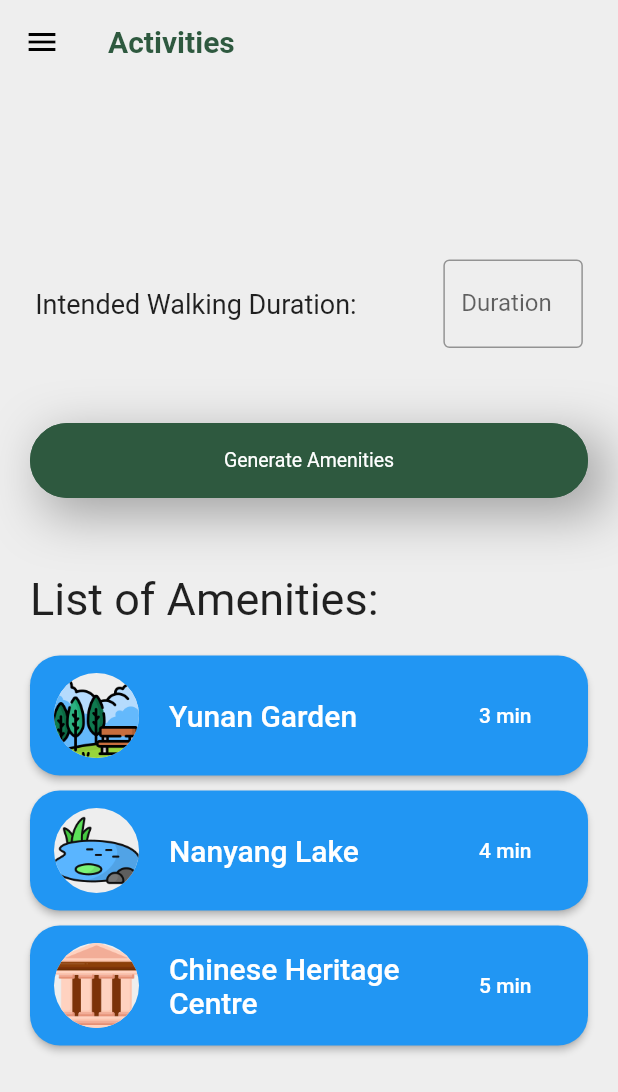
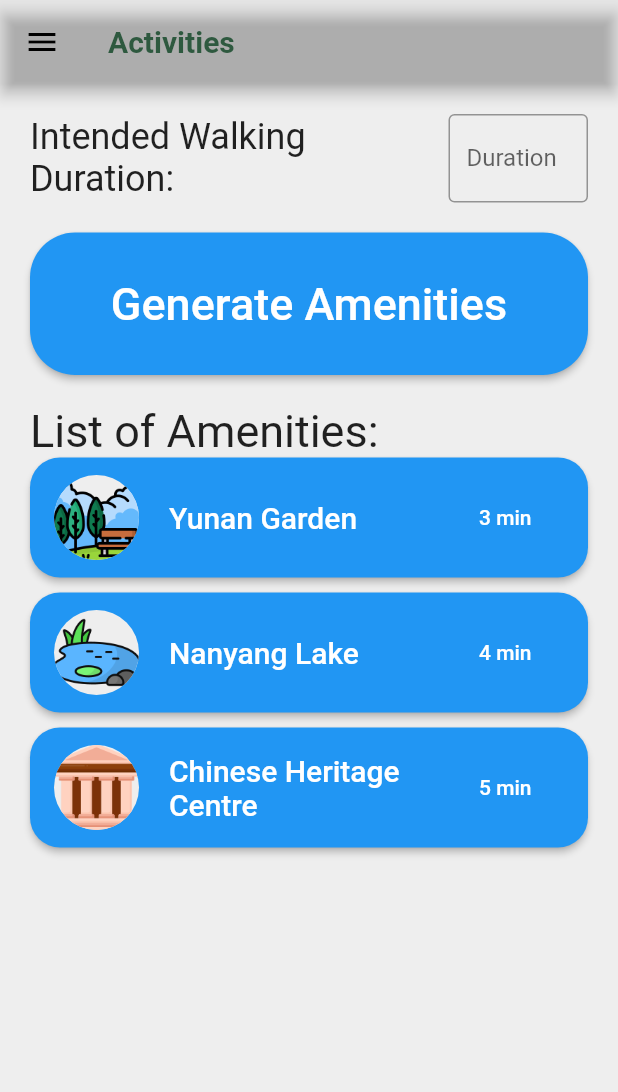
Before and after one commit to GSC-2023/Flutter_App, a Flutter app: the PhysicalRecommendPath screen opened by its route, on a phone screen of 412 x 824 dp. Shown: the top 1092 px of the screen. Run offline on Flutter 3.47's test engine with Material 2 defaults, Android fonts, the phone set to English and light mode, and no system bars; drawn by our look-alikes of getwidget; our stand-ins replace cloud_firestore, firebase_auth, firebase_core, firebase_storage, flutter_datetime_picker, flutter_spinkit and 4 more; missing offline and left inert: neon_circular_timer; accounts and stored records are empty; generated files the repository leaves out were written again.

Commit message:
revert: undo changes on physical_recommend_path

```diff
--- a/break_app/lib/screens/activities/physical/physical_recommend_path.dart
+++ b/break_app/lib/screens/activities/physical/physical_recommend_path.dart
@@ -2,10 +2,6 @@ import 'package:break_app/screens/activities/physical/components/amenityCard.dar
 import 'package:flutter/material.dart';
 import 'package:flutter/services.dart';
 import 'package:break_app/misc_utils/customDrawer.dart';
-import 'package:break_app/colors/colors.dart';
-import 'package:getwidget/getwidget.dart';
-
-
 
 class PhysicalRecommendPath extends StatefulWidget {
   @override
@@ -35,9 +31,7 @@ class _PhysicalRecommendPathState extends State<PhysicalRecommendPath> {
               TextStyle(fontWeight: FontWeight.bold, color: Color(0xff2E593F)),
         ),
         backgroundColor: Color(0xECEAEA),
-        shadowColor: Color(0xECEAEA),
-        surfaceTintColor: Color(0xECEAEA),
-        foregroundColor:  Color(0xECEAEA),
+        foregroundColor: Color(0xECEAEA),
       ),
       body: Container(
         child: Container(
@@ -46,7 +40,6 @@ class _PhysicalRecommendPathState extends State<PhysicalRecommendPath> {
             vertical: 20,
           ),
           child: Column(
-            mainAxisAlignment: MainAxisAlignment.center,
             children: [
               Row(
                 mainAxisAlignment: MainAxisAlignment.spaceEvenly,
@@ -55,7 +48,7 @@ class _PhysicalRecommendPathState extends State<PhysicalRecommendPath> {
                     flex: 5,
                     child: Text(
                       "Intended Walking Duration: ",
-                      style: TextStyle(fontSize: 18),
+                      style: TextStyle(fontSize: 24),
                     ),
                   ),
                   Flexible(
@@ -76,55 +69,27 @@ class _PhysicalRecommendPathState extends State<PhysicalRecommendPath> {
                 ],
               ),
               SizedBox(
-                height: 50,
+                height: 20,
               ),
-              // ElevatedButton(
-              //   onPressed: () {}, //TODO logic to calculate route
-              //   style: ElevatedButton.styleFrom(
-              //     shape: RoundedRectangleBorder(
-              //       borderRadius: BorderRadius.circular(30.0),
-              //     ),
-              //     backgroundColor: DarkGreen,
-              //   ),
-              //   child: Container(
-              //     alignment: Alignment.center,
-              //     padding: EdgeInsets.symmetric(vertical: 30),
-              //     width: double.infinity,
-              //     height: 70,
-              //     child: Text(
-              //       'Generate Amenities',
-              //       style: TextStyle(
-              //         fontSize: 20,
-              //       ),
-              //     ),
-              //   ),
-              // ),
-              Container(
-                decoration: BoxDecoration(
-                  shape: BoxShape.rectangle,
-                  boxShadow: [
-                    BoxShadow(
-                      color: Colors.grey.shade500,
-                      offset: Offset(10.0, 10.0),
-                      blurRadius: 30.0
-                    )
-                  ]
+              ElevatedButton(
+                onPressed: () {}, //TODO logic to calculate route
+                style: ElevatedButton.styleFrom(
+                  shape: RoundedRectangleBorder(
+                    borderRadius: BorderRadius.circular(30.0),
+                  ),
                 ),
-                width: double.infinity,
-                padding: const EdgeInsets.fromLTRB(0, 0, 0, 0),
                 child: Container(
-                  height: 50,
-                  child: GFButton(
-                    onPressed: () {},
-                    text: "Generate Amenities",
-                    textColor: White,
-                    shape: GFButtonShape.pills,
-                    color: DarkGreen,
+                  alignment: Alignment.center,
+                  padding: EdgeInsets.symmetric(vertical: 30),
+                  width: double.infinity,
+                  child: Text(
+                    'Generate Amenities',
+                    style: TextStyle(fontSize: 30),
                   ),
                 ),
               ),
               SizedBox(
-                height: 50,
+                height: 20,
               ),
               data.isEmpty
                   ? Text("no data!")
@@ -134,9 +99,6 @@ class _PhysicalRecommendPathState extends State<PhysicalRecommendPath> {
                         Text(
                           "List of Amenities:",
                           style: TextStyle(fontSize: 30),
-                        ),
-                        SizedBox(
-                          height: 20,
                         ),
                         for (var location in locations)
                           AmenityCard(
```
